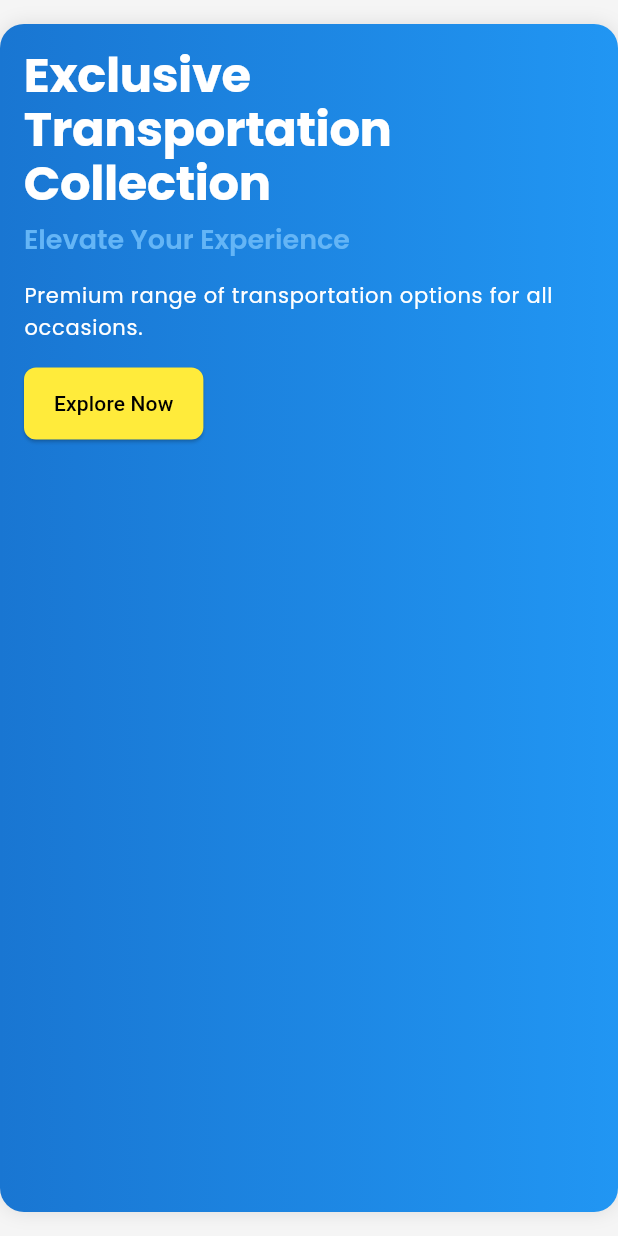
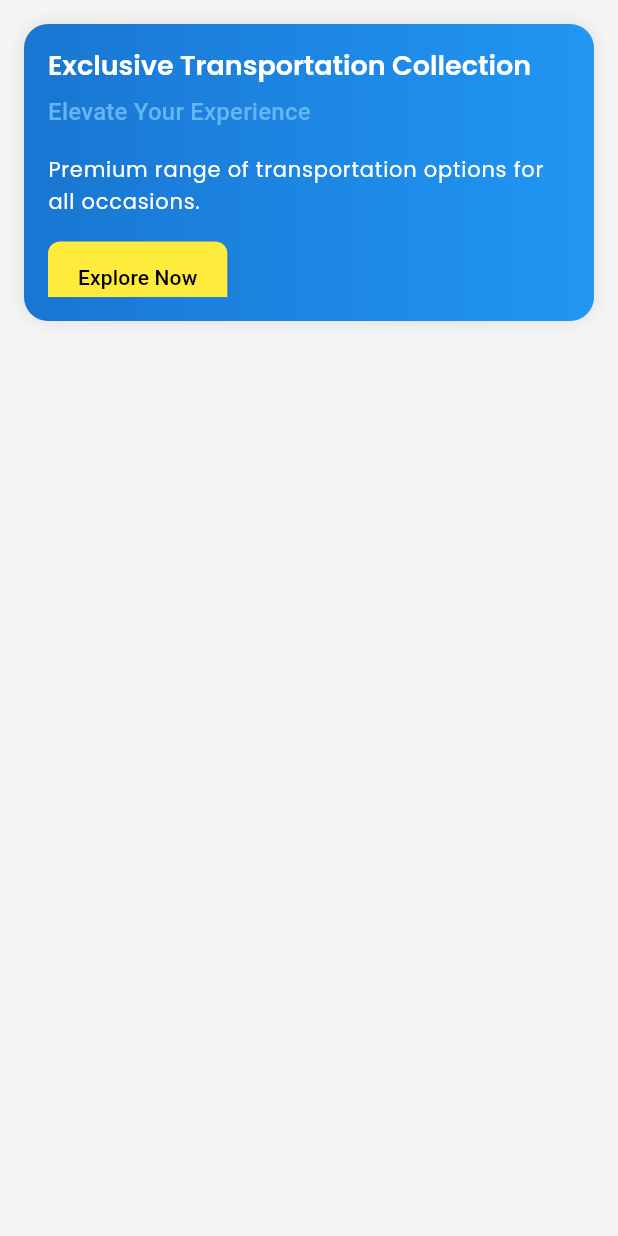
Before and after one commit to B09-PBP/balink-mobile, a Flutter app: the CarouselWidget widget shown alone on an empty page, opened directly, on a phone screen of 412 x 824 dp. Run offline on Flutter 3.47's test engine with Material 3 defaults, Android fonts, the phone set to English and light mode, and no system bars; our stand-ins replace google_fonts; missing offline and left inert: pbp_django_auth.

Commit message:
product page UI fix

```diff
--- a/lib/Product/Widgets/carousel.dart
+++ b/lib/Product/Widgets/carousel.dart
@@ -1,10 +1,92 @@
+import 'dart:async';
 import 'package:flutter/material.dart';
 
-class CarouselWidget extends StatelessWidget {
+class CarouselWidget extends StatefulWidget {
+  @override
+  _CarouselWidgetState createState() => _CarouselWidgetState();
+}
+
+class _CarouselWidgetState extends State<CarouselWidget> {
+  final PageController _pageController = PageController();
+  int _currentPage = 0;
+  late Timer _timer;
+
+  final List<Widget> _carouselItems = [
+    CarouselItem(
+      title: 'Exclusive Transportation Collection',
+      subtitle: 'Elevate Your Experience',
+      description: 'Premium range of transportation options for all occasions.',
+    ),
+    CarouselItem(
+      title: 'Luxury Vehicles',
+      subtitle: 'Ride in Style',
+      description: 'Choose from a fleet of luxury cars for any event.',
+    ),
+    CarouselItem(
+      title: 'Affordable Options',
+      subtitle: 'Budget Friendly',
+      description: 'Transportation solutions that fit your budget.',
+    ),
+  ];
+
+  @override
+  void initState() {
+    super.initState();
+    _startAutoScroll();
+  }
+
+  void _startAutoScroll() {
+    _timer = Timer.periodic(Duration(seconds: 5), (Timer timer) {
+      if (_currentPage < _carouselItems.length - 1) {
+        _currentPage++;
+      } else {
+        _currentPage = 0;
+      }
+      _pageController.animateToPage(
+        _currentPage,
+        duration: Duration(milliseconds: 300),
+        curve: Curves.easeInOut,
+      );
+    });
+  }
+
+  @override
+  void dispose() {
+    _timer.cancel();
+    _pageController.dispose();
+    super.dispose();
+  }
+
   @override
   Widget build(BuildContext context) {
     return Container(
-      margin: const EdgeInsets.symmetric(vertical: 16),
+      height: 230, // Atur tinggi container
+      child: PageView.builder(
+        controller: _pageController,
+        itemCount: _carouselItems.length,
+        itemBuilder: (context, index) {
+          return _carouselItems[index];
+        },
+      ),
+    );
+  }
+}
+
+class CarouselItem extends StatelessWidget {
+  final String title;
+  final String subtitle;
+  final String description;
+
+  const CarouselItem({
+    required this.title,
+    required this.subtitle,
+    required this.description,
+  });
+
+  @override
+  Widget build(BuildContext context) {
+    return Container(
+      margin: const EdgeInsets.symmetric(vertical: 16, horizontal: 16),
       decoration: BoxDecoration(
         gradient: LinearGradient(colors: [Colors.blue.shade700, Colors.blue.shade500]),
         borderRadius: BorderRadius.circular(16),
@@ -16,36 +98,37 @@ class CarouselWidget extends StatelessWidget {
         ],
       ),
       padding: const EdgeInsets.all(16),
+      child: SingleChildScrollView( // Tambahkan ini untuk menghindari overflow
         child: Column(
           crossAxisAlignment: CrossAxisAlignment.start,
+          mainAxisAlignment: MainAxisAlignment.center,
           children: [
-          // Updated text style for headlines with new text theme
             Text(
-            'Exclusive Transportation Collection',
-            style: Theme.of(context).textTheme.displayLarge?.copyWith(color: Colors.white),
+              title,
+              style: Theme.of(context).textTheme.titleLarge?.copyWith(color: Colors.white),
             ),
             const SizedBox(height: 8),
             Text(
-            'Elevate Your Experience',
-            style: Theme.of(context).textTheme.titleLarge?.copyWith(color: Colors.blue.shade300),
+              subtitle,
+              style: Theme.of(context).textTheme.titleMedium?.copyWith(color: Colors.blue.shade300),
             ),
             const SizedBox(height: 16),
             Text(
-            'Premium range of transportation options for all occasions.',
+              description,
               style: Theme.of(context).textTheme.bodyLarge?.copyWith(color: Colors.white),
             ),
             const SizedBox(height: 16),
-          // Updated ElevatedButton style to use ElevatedButton.styleFrom with the new API
             ElevatedButton(
               style: ElevatedButton.styleFrom(
-              backgroundColor: Colors.yellow.shade500, // Use backgroundColor instead of primary
+                backgroundColor: Colors.yellow.shade500,
                 shape: RoundedRectangleBorder(borderRadius: BorderRadius.circular(8)),
                 padding: const EdgeInsets.symmetric(vertical: 14, horizontal: 20),
               ),
               onPressed: () {},
-            child: Text('Explore Now', style: TextStyle(color: Colors.black)),
+              child: const Text('Explore Now', style: TextStyle(color: Colors.black)),
             ),
           ],
+        ),
       ),
     );
   }
```
Also changed, not shown: lib/Product/Screens/product_page.dart (+40 -51 lines). Lines whose indentation alone changed are shown as unchanged.
